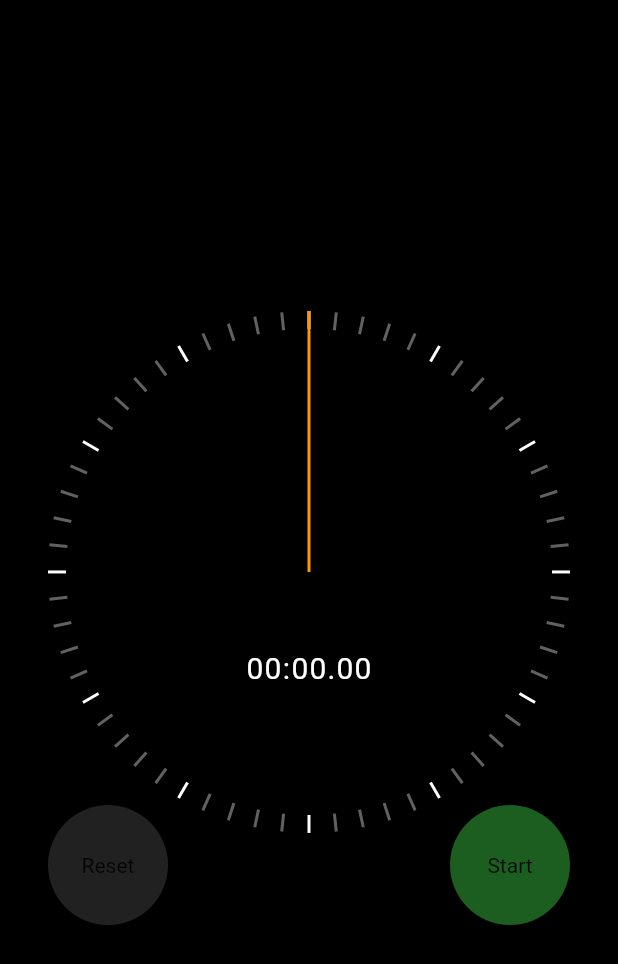
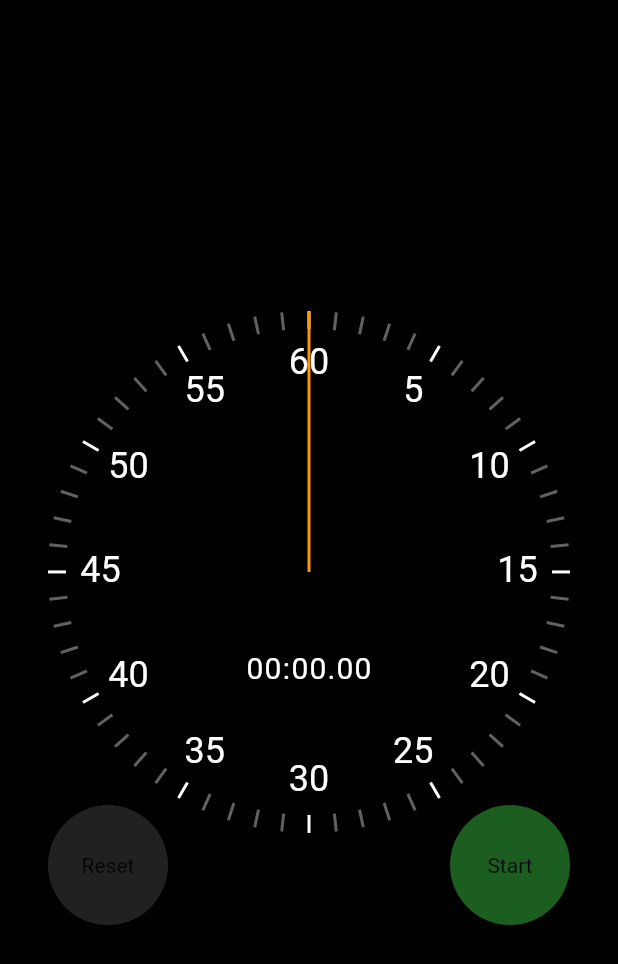
Before and after one commit to Abdalrhman-Abuwarda/flutter_animation, a Flutter app: the screen it shows after launch, on a phone screen of 412 x 824 dp. Shown: the top 964 px of the screen. Run offline on Flutter 3.47's test engine with Material 2 defaults, Android fonts, the phone set to English and light mode, and no system bars.

Commit message:
refactor colors

```diff
--- a/lib/ui/clock_markers.dart
+++ b/lib/ui/clock_markers.dart
@@ -54,7 +54,7 @@ class ClockTextMarker extends StatelessWidget {
         height: height,
         child: Text(
           value.toString(),
-          style: TextStyle(fontSize: 24),
+          style: const TextStyle(fontSize: 24 , color: Colors.white),
           textAlign: TextAlign.center,
         ),
       ),
```
